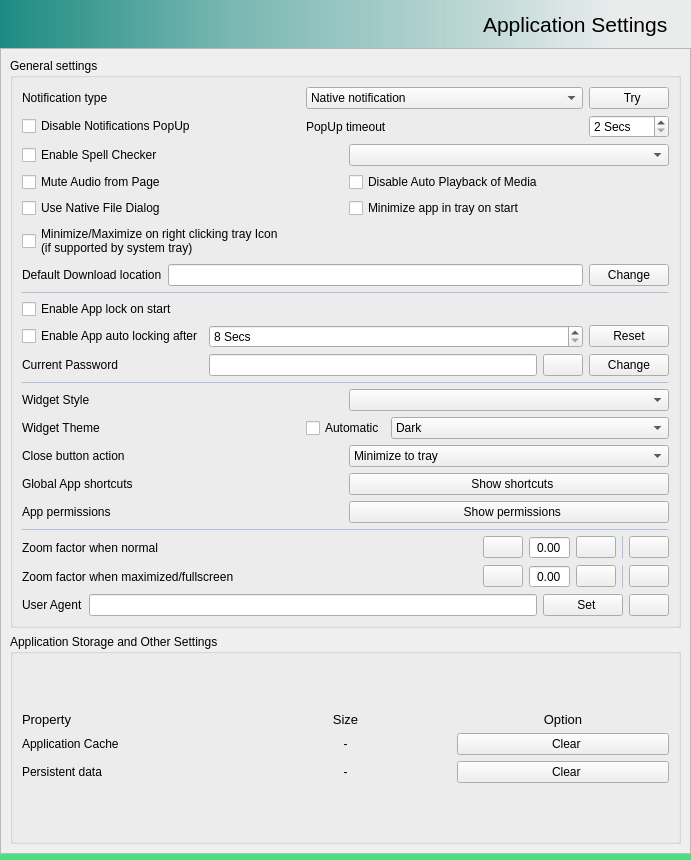
Old version of the form src/settingswidget.ui in the repository keshavbhatt/whatsie.
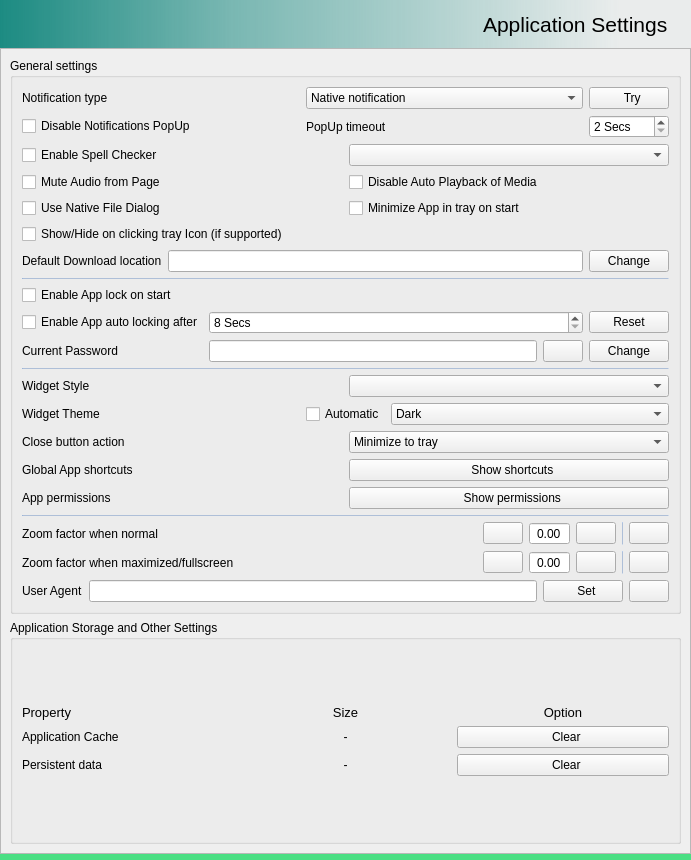
New version of the form. Icons and pictures are not drawn.

Commit message: chore: inform app is minimized via notification - if the app started minimized in tray

Diff of the .ui file:
```diff
--- a/src/settingswidget.ui
+++ b/src/settingswidget.ui
@@ -99,7 +99,7 @@
         <x>0</x>
         <y>0</y>
         <width>675</width>
-        <height>808</height>
+        <height>791</height>
        </rect>
       </property>
       <layout class="QVBoxLayout" name="verticalLayout_5">
@@ -364,15 +364,14 @@
             <item row="3" column="1">
              <widget class="QCheckBox" name="startMinimized">
               <property name="text">
-               <string>Minimize app in tray on start</string>
+               <string>Minimize App in tray on start</string>
               </property>
              </widget>
             </item>
             <item row="4" column="0">
              <widget class="QCheckBox" name="minimizeOnTrayIconClick">
               <property name="text">
-               <string>Minimize/Maximize on right clicking tray Icon
-(if supported by system tray)</string>
+               <string>Show/Hide on clicking tray Icon (if supported)</string>
               </property>
              </widget>
             </item>
```
The commit also changes 3 other files.
